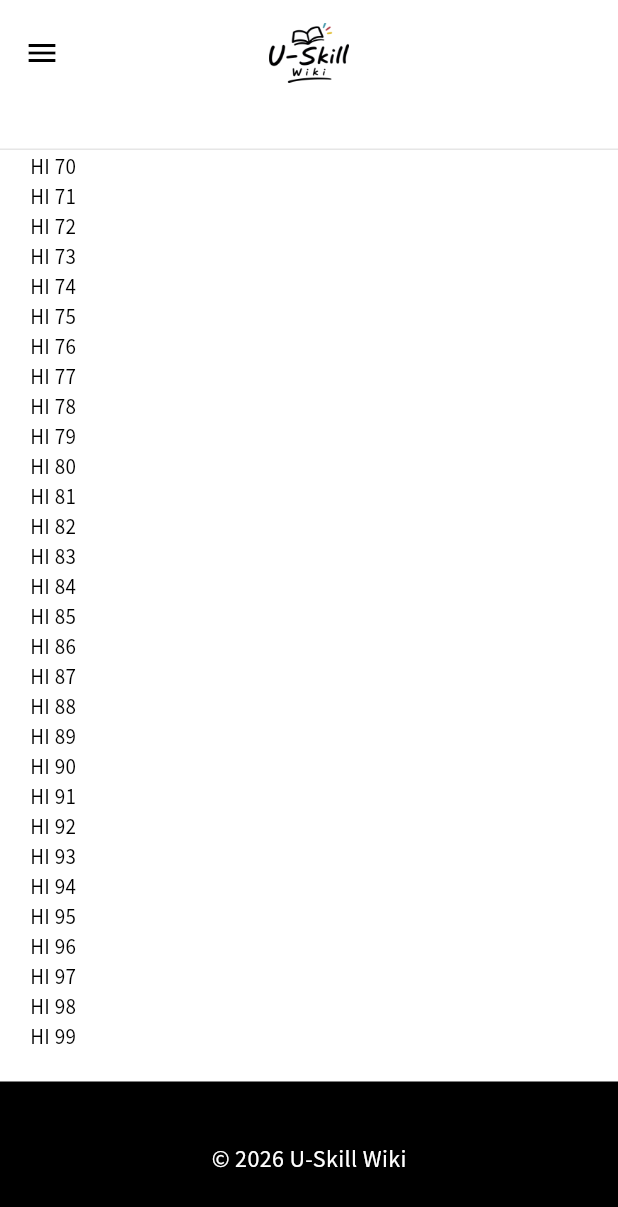
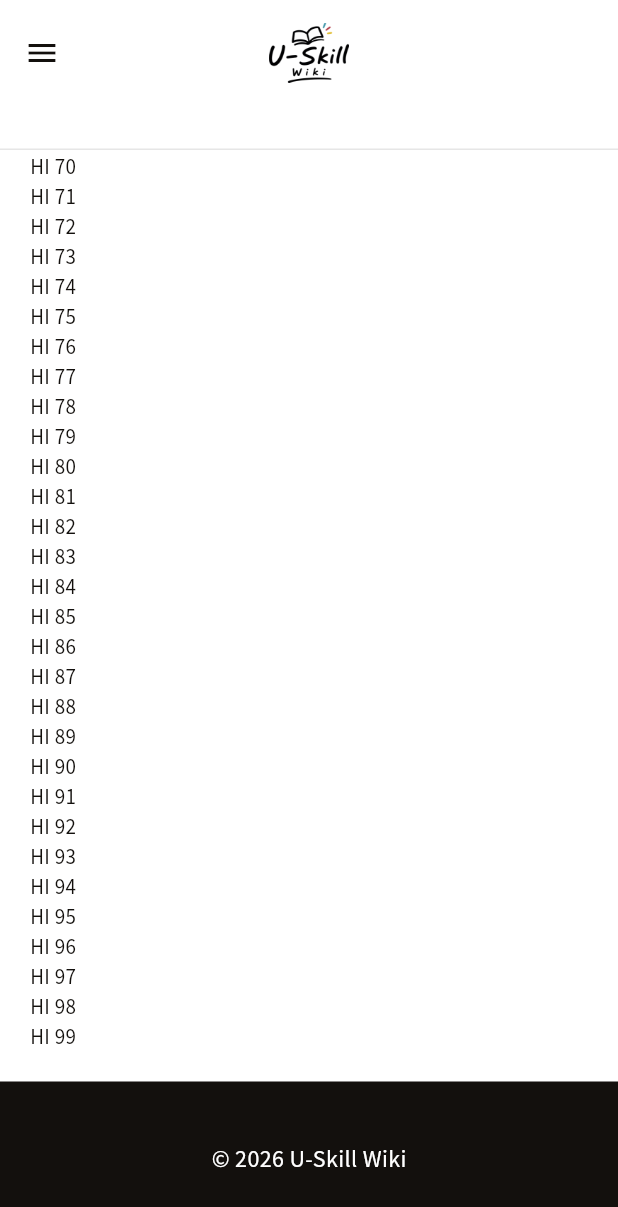
Before and after one commit to Shuvlyy/uskill-wiki, a Flutter app: the screen it shows after launch, scrolled down 1419 dp, on a phone screen of 412 x 824 dp. Shown: the top 1207 px of the screen. Run offline on Flutter 3.47's test engine with Material 3 defaults, Android fonts, the phone set to English and light mode, and no system bars; our stand-ins replace flutter_riverpod, gap, go_router; generated files the repository leaves out were written again.

Commit message:
ref(app>core>theme): Changed pitch black color from `#000000` to `#13100D` to follow Nantes Université's branding.

```diff
--- a/app/lib/core/theme.dart
+++ b/app/lib/core/theme.dart
@@ -3,7 +3,7 @@ import 'package:flutter/material.dart';
 class AppTheme {
   static const Color primaryColor = Color(0xFF3452FF);
   static const Color whiteColor = Color(0xFFFFFFFF);
-  static const Color blackColor = Color(0xFF000000);
+  static const Color blackColor = Color(0xFF13100D);
   static const Color inactiveTextColor = Color(0xFF848484);
   static const Color fieldOutlineColor = Color(0xFFCCCCCC);
 
```
